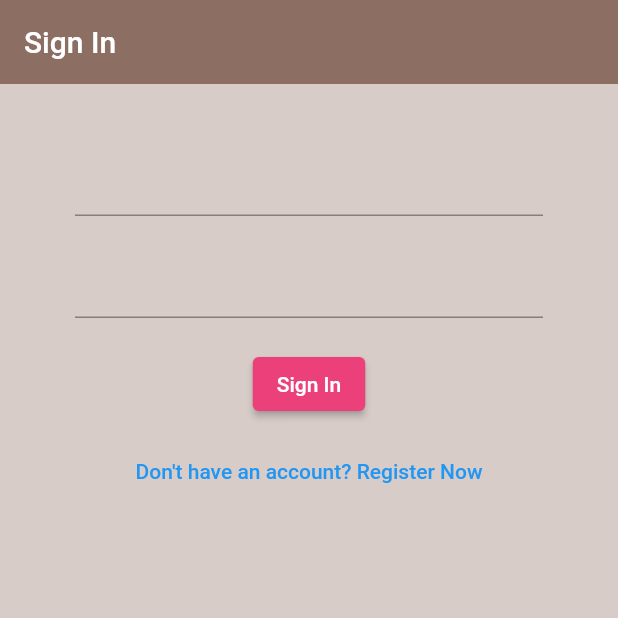
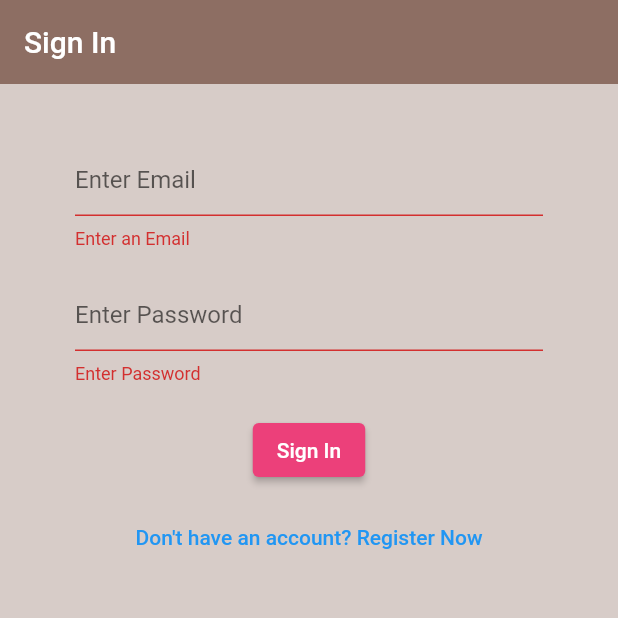
Before and after one commit to M-Dnny/firebase_login, a Flutter app: the screen it shows after launch, after a tap on "Sign In", on a phone screen of 412 x 824 dp, the top half of it. Run offline on Flutter 3.47's test engine with Material 2 defaults, Android fonts, the phone set to English and light mode, and no system bars; our stand-ins replace firebase_auth, firebase_core; accounts and stored records are empty.

Commit message:
First Commit

```diff
--- a/lib/main.dart
+++ b/lib/main.dart
@@ -18,7 +18,7 @@ class MyApp extends StatelessWidget {
         StreamProvider.value(
           value: AuthService().user,
           initialData: null,
-          catchError: (FireBaseUser, CustomUser) => null,
+          catchError: (fireBaseUser, customUser) => null,
         )
       ],
       child: MaterialApp(
--- a/lib/screens/authenticate/register.dart
+++ b/lib/screens/authenticate/register.dart
@@ -16,6 +16,7 @@ class _RegisterState extends State<Register> {
   // TextField State
   String email = '';
   String password = '';
+  String error = '';
   @override
   Widget build(BuildContext context) {
     return Scaffold(
@@ -36,19 +37,35 @@ class _RegisterState extends State<Register> {
                 onChanged: (val) {
                   setState(() => email = val);
                 },
+                validator: (val) => val!.isEmpty ? 'Enter an Email' : null,
+                decoration: InputDecoration(hintText: 'Enter Email'),
               ),
               SizedBox(height: 20),
               TextFormField(
                 obscureText: true,
+                validator: (val) => val!.isEmpty
+                    ? 'Enter Password'
+                    : val.length < 8
+                        ? 'Enter a Strong Password'
+                        : null,
                 onChanged: (val) {
                   setState(() => password = val);
                 },
+                decoration: InputDecoration(hintText: 'Enter Password'),
               ),
               SizedBox(height: 20),
               ElevatedButton(
                 onPressed: () async {
-                  print(email);
-                  print(password);
+                  if (_formKey.currentState!.validate()) {
+                    dynamic result = await _auth.registerWithEmailandPassword(
+                        email, password);
+                    if (result == null) {
+                      setState(
+                          () => error = 'Please Enter a Valid Email Address');
+                    }
+                    print(email);
+                    print(password);
+                  }
                 },
                 child: Text(
                   'Register',
@@ -62,7 +79,15 @@ class _RegisterState extends State<Register> {
                   onPressed: () {
                     widget.toggleView();
                   },
-                  child: Text("Already have an account? Sign In"))
+                  child: Text("Already have an account? Sign In")),
+              SizedBox(height: 20),
+              Text(
+                error,
+                style: TextStyle(
+                  fontSize: 15,
+                  color: Colors.red,
+                ),
+              ),
             ],
           ),
         ),
--- a/lib/screens/authenticate/sign_in.dart
+++ b/lib/screens/authenticate/sign_in.dart
@@ -12,9 +12,13 @@ class SignIn extends StatefulWidget {
 class _SignInState extends State<SignIn> {
   final AuthService _auth = AuthService();
 
+  final _formKey = GlobalKey<FormState>();
+
   // TextField State
   String email = '';
   String password = '';
+  String error = '';
+  bool signInbtn = false;
   @override
   Widget build(BuildContext context) {
     return Scaffold(
@@ -27,6 +31,7 @@ class _SignInState extends State<SignIn> {
       body: Container(
         padding: EdgeInsets.symmetric(vertical: 20, horizontal: 50),
         child: Form(
+          key: _formKey,
           child: Column(
             children: [
               SizedBox(height: 20),
@@ -34,6 +39,12 @@ class _SignInState extends State<SignIn> {
                 onChanged: (val) {
                   setState(() => email = val);
                 },
+                validator: (val) => val!.isEmpty
+                    ? 'Enter an Email'
+                    : !val.contains('@')
+                        ? 'Enter a Valid Email Address'
+                        : null,
+                decoration: InputDecoration(hintText: 'Enter Email'),
               ),
               SizedBox(height: 20),
               TextFormField(
@@ -41,12 +52,26 @@ class _SignInState extends State<SignIn> {
                 onChanged: (val) {
                   setState(() => password = val);
                 },
+                validator: (val) => val!.isEmpty
+                    ? 'Enter Password'
+                    : val.length < 8
+                        ? 'Enter a Strong Password'
+                        : null,
+                decoration: InputDecoration(hintText: 'Enter Password'),
               ),
               SizedBox(height: 20),
               ElevatedButton(
                 onPressed: () async {
-                  print(email);
-                  print(password);
+                  if (signInbtn) {}
+                  if (_formKey.currentState!.validate()) {
+                    dynamic result =
+                        await _auth.signinWithEmailandPassword(email, password);
+                    if (result == null) {
+                      setState(() => error = 'User Not Found!');
+                    }
+                    print(email);
+                    print(password);
+                  }
                 },
                 child: Text(
                   'Sign In',
@@ -60,7 +85,15 @@ class _SignInState extends State<SignIn> {
                   onPressed: () {
                     widget.toggleView();
                   },
-                  child: Text("Don't have an account? Register Now"))
+                  child: Text("Don't have an account? Register Now")),
+              SizedBox(height: 20),
+              Text(
+                error,
+                style: TextStyle(
+                  fontSize: 15,
+                  color: Colors.red,
+                ),
+              ),
             ],
           ),
         ),
```
Also changed, not shown: lib/services/auth.dart (+23 -0 lines), pubspec.lock.
